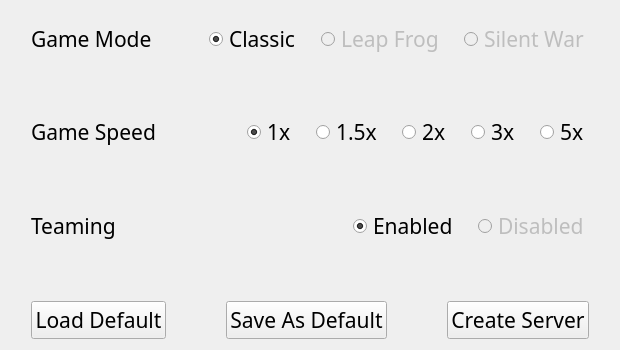
This is src/serverSettingsWindow/serverSettingsWindow.ui in Generals-OI/Generals.OI as Qt 5 draws it before an edit. The edited form follows.
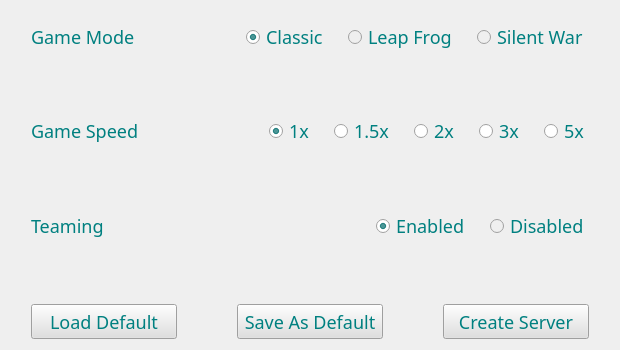
This is the edited form.

What changed in the file:
```diff
--- a/src/serverSettingsWindow/serverSettingsWindow.ui
+++ b/src/serverSettingsWindow/serverSettingsWindow.ui
@@ -24,14 +24,25 @@
   </property>
   <property name="font">
    <font>
-    <family>Quicksand Regular</family>
-    <pointsize>16</pointsize>
+    <family>Quicksand Medium</family>
+    <pointsize>-1</pointsize>
     <stylestrategy>PreferAntialias</stylestrategy>
    </font>
   </property>
   <property name="windowTitle">
    <string>ServerSettingsWindow</string>
   </property>
+  <property name="styleSheet">
+   <string notr="true">QWidget {
+	color: rgb(0, 128, 128);
+	font-family: &quot;Quicksand Medium&quot;;
+	font-size: 18px;
+}
+
+QPushButton {
+	background-color: rgb(223, 223, 223);
+}</string>
+  </property>
   <layout class="QVBoxLayout" name="verticalLayout">
    <item>
     <layout class="QVBoxLayout" name="vlWidgets">
```
Left out of the diff: 2 changed lines with no effect on the pictures.
